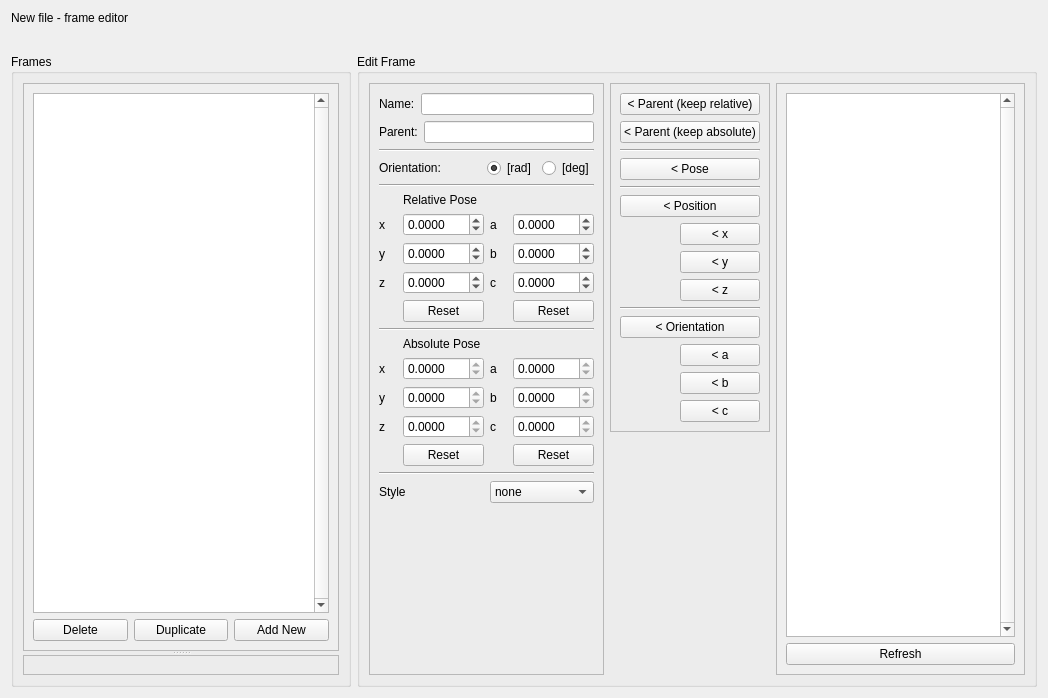
This is frame_editor/src/frame_editor/FrameEditorGUI.ui in ipa320/rqt_frame_editor_plugin-release as Qt 5 draws it before an edit. The edited form follows.
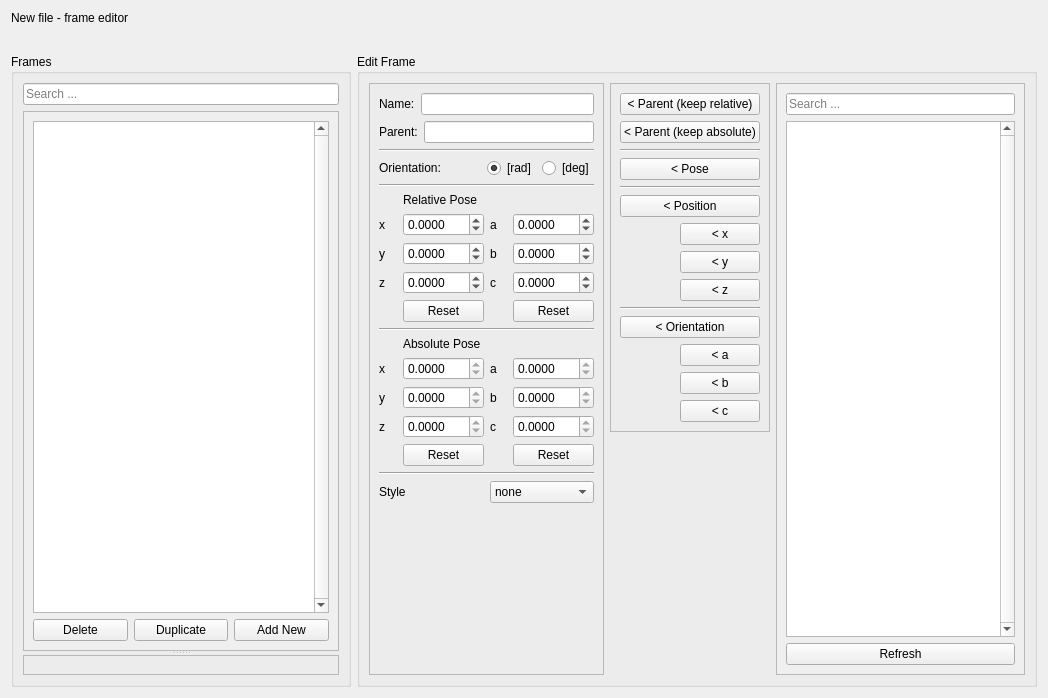
This is the edited form. Icons and pictures are not drawn.

What changed in the file:
```diff
--- a/frame_editor/src/frame_editor/FrameEditorGUI.ui
+++ b/frame_editor/src/frame_editor/FrameEditorGUI.ui
@@ -38,6 +38,13 @@
         <string>Frames</string>
        </property>
        <layout class="QVBoxLayout" name="verticalLayout_2">
+        <item>
+         <widget class="QLineEdit" name="searchLine">
+          <property name="placeholderText">
+           <string>Search ...</string>
+          </property>
+         </widget>
+        </item>
         <item>
          <widget class="QSplitter" name="splitter">
           <property name="orientation">
@@ -64,10 +71,21 @@
             </property>
             <layout class="QVBoxLayout" name="verticalLayout_5">
              <item>
-              <widget class="QListWidget" name="list_frames">
+              <widget class="QTreeWidget" name="list_frames">
                <property name="verticalScrollBarPolicy">
                 <enum>Qt::ScrollBarAlwaysOn</enum>
                </property>
+               <property name="dragDropMode">
+                <enum>QAbstractItemView::NoDragDrop</enum>
+               </property>
+               <property name="headerHidden">
+                <bool>true</bool>
+               </property>
+               <column>
+                <property name="text">
+                 <string notr="true">1</string>
+                </property>
+               </column>
               </widget>
              </item>
              <item>
@@ -873,10 +891,25 @@
            </property>
            <layout class="QVBoxLayout" name="verticalLayout_6">
             <item>
-             <widget class="QListWidget" name="list_tf">
+             <widget class="QLineEdit" name="search_tf">
+              <property name="placeholderText">
+               <string>Search ...</string>
+              </property>
+             </widget>
+            </item>
+            <item>
+             <widget class="QTreeWidget" name="list_tf">
               <property name="verticalScrollBarPolicy">
                <enum>Qt::ScrollBarAlwaysOn</enum>
               </property>
+              <property name="headerHidden">
+               <bool>true</bool>
+              </property>
+              <column>
+               <property name="text">
+                <string notr="true">1</string>
+               </property>
+              </column>
              </widget>
             </item>
             <item>
```
